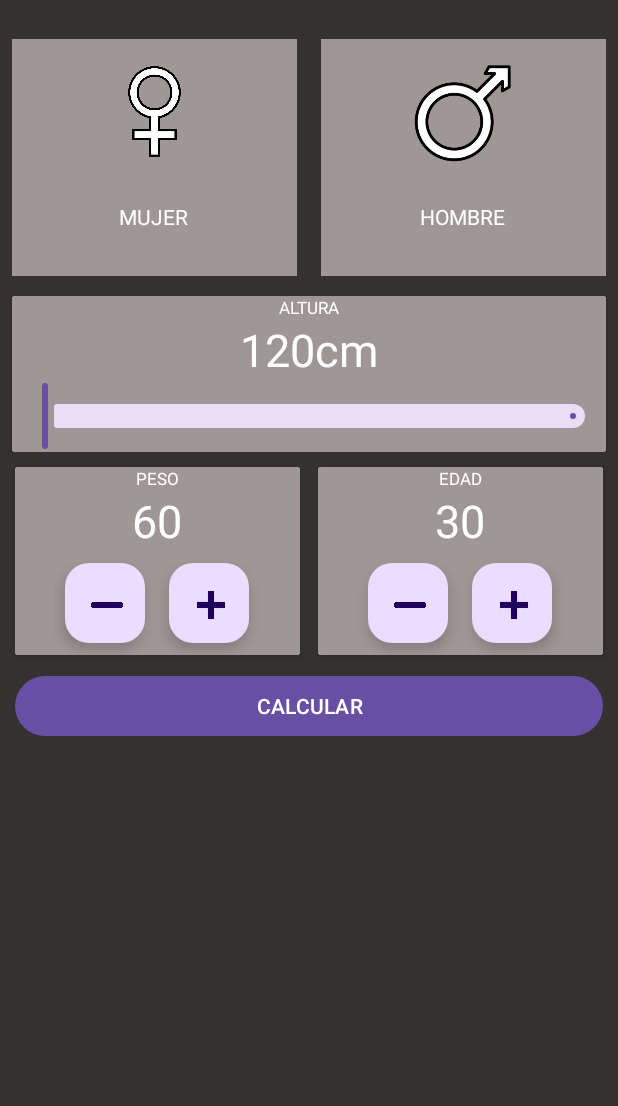
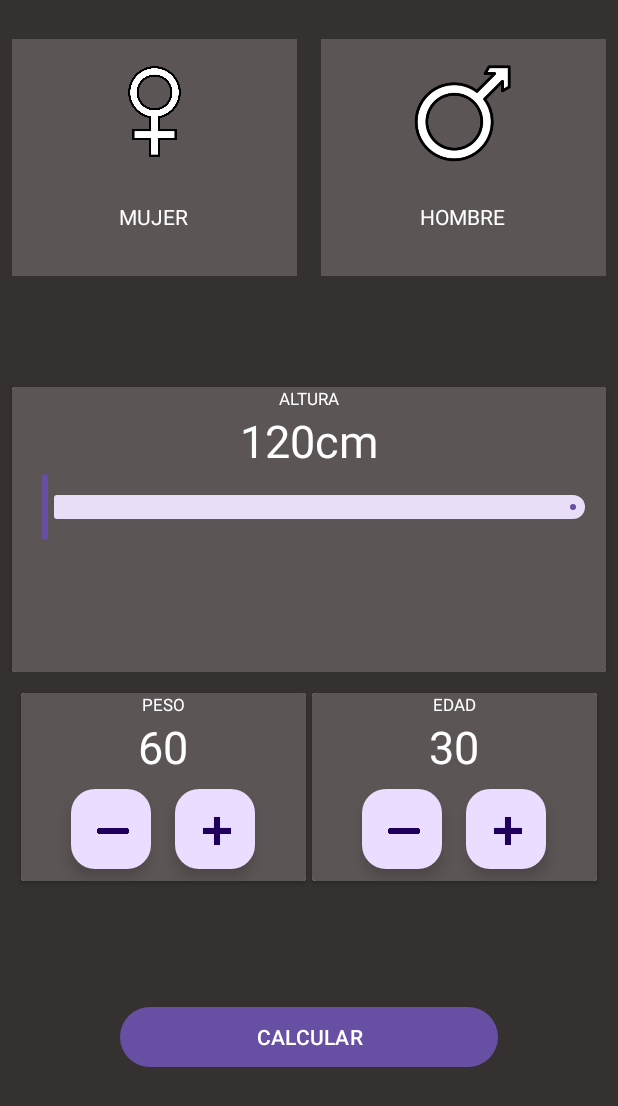
Before and after one commit to JulioAntelo/Actividad_04_PMDM, an Android app: the screen it shows after launch (MainActivity), on a phone screen of 412 x 824 dp. Shown: the top 1106 px of the screen. Run offline under Robolectric (Android 15) with nearby library versions, the phone set to English and light mode, and no system bars.

Commit message:
cambio al diseño (colores un poco mas oscuros de fondos, panel de la altura con el slider mas grande, falta acomodar las cosas del panel de altura)

```diff
--- a/app/src/main/res/layout/activity_main.xml
+++ b/app/src/main/res/layout/activity_main.xml
@@ -13,7 +13,7 @@
         android:layout_height="158dp"
         android:layout_marginStart="8dp"
         android:layout_marginTop="26dp"
-        android:background="#9F9696"
+        android:background="#5C5555"
         app:layout_constraintStart_toStartOf="parent"
         app:layout_constraintTop_toTopOf="parent">
 
@@ -58,7 +58,7 @@
         android:layout_marginStart="16dp"
         android:layout_marginTop="26dp"
         android:layout_marginEnd="8dp"
-        android:background="#9F9696"
+        android:background="#5C5555"
         app:layout_constraintEnd_toEndOf="parent"
         app:layout_constraintStart_toEndOf="@+id/constraintLayout"
         app:layout_constraintTop_toTopOf="parent">
@@ -103,8 +103,7 @@
         android:id="@+id/constraintLayout3"
         android:layout_width="0dp"
         android:layout_height="wrap_content"
-        android:layout_marginTop="189dp"
-        android:layout_marginBottom="24dp"
+        android:layout_marginTop="250dp"
         app:layout_constraintEnd_toEndOf="parent"
         app:layout_constraintStart_toStartOf="parent"
         app:layout_constraintTop_toTopOf="parent">
@@ -121,8 +120,8 @@
 
             <LinearLayout
                 android:layout_width="match_parent"
-                android:layout_height="match_parent"
-                android:background="#9F9696"
+                android:layout_height="190dp"
+                android:background="#5C5555"
                 android:orientation="vertical">
 
                 <TextView
@@ -146,6 +145,7 @@
                     android:id="@+id/slider"
                     android:layout_width="wrap_content"
                     android:layout_height="wrap_content"
+                    android:layout_gravity="bottom|center|center_horizontal"
                     android:contentDescription="sadas" />
             </LinearLayout>
         </androidx.cardview.widget.CardView>
@@ -155,15 +155,16 @@
         android:id="@+id/cardView6"
         android:layout_width="190dp"
         android:layout_height="125dp"
-        android:layout_margin="10dp"
-        app:layout_constraintLeft_toLeftOf="parent"
+        android:layout_margin="14dp"
+        android:layout_marginStart="10dp"
+        app:layout_constraintStart_toStartOf="parent"
         app:layout_constraintTop_toBottomOf="@id/constraintLayout3">
+
         <LinearLayout
             android:layout_width="match_parent"
             android:layout_height="wrap_content"
-            android:orientation="vertical"
-            android:background="#9F9696"
-            >
+            android:background="#5C5555"
+            android:orientation="vertical">
 
             <TextView
                 android:layout_width="wrap_content"
@@ -171,7 +172,7 @@
                 android:layout_gravity="center_horizontal"
                 android:text="@string/txtPeso"
                 android:textColor="@color/white"
-                android:textSize="11sp"/>
+                android:textSize="11sp" />
 
             <TextView
                 android:layout_width="wrap_content"
@@ -179,7 +180,7 @@
                 android:layout_gravity="center_horizontal"
                 android:text="@string/ValPeso"
                 android:textColor="@color/white"
-                android:textSize="30sp"/>
+                android:textSize="30sp" />
 
             <LinearLayout
                 android:layout_width="wrap_content"
@@ -191,31 +192,34 @@
                     android:layout_width="wrap_content"
                     android:layout_height="wrap_content"
                     android:layout_margin="8dp"
-                    android:src="@drawable/minus"
-                    android:importantForAccessibility="no" />
+                    android:background="#FF9E9C9C"
+                    android:importantForAccessibility="no"
+                    android:src="@drawable/minus" />
 
                 <com.google.android.material.floatingactionbutton.FloatingActionButton
                     android:layout_width="wrap_content"
                     android:layout_height="wrap_content"
                     android:layout_margin="8dp"
-                    android:src="@drawable/plus"
-                    android:importantForAccessibility="no" />
+                    android:background="#FF9E9C9C"
+                    android:importantForAccessibility="no"
+                    android:src="@drawable/plus" />
             </LinearLayout>
         </LinearLayout>
     </androidx.cardview.widget.CardView>
+
     <androidx.cardview.widget.CardView
         android:id="@+id/cardView7"
         android:layout_width="190dp"
         android:layout_height="125dp"
-        android:layout_margin="10dp"
+        android:layout_margin="14dp"
         app:layout_constraintRight_toRightOf="parent"
-        app:layout_constraintTop_toBottomOf="@id/constraintLayout3"
-        >
+        app:layout_constraintTop_toBottomOf="@id/constraintLayout3">
+
         <LinearLayout
             android:layout_width="match_parent"
             android:layout_height="wrap_content"
-            android:orientation="vertical"
-            android:background="#9F9696">
+            android:background="#5C5555"
+            android:orientation="vertical">
 
             <TextView
                 android:layout_width="wrap_content"
@@ -223,7 +227,7 @@
                 android:layout_gravity="center_horizontal"
                 android:text="@string/txtEdad"
                 android:textColor="@color/white"
-                android:textSize="11sp"/>
+                android:textSize="11sp" />
 
             <TextView
                 android:layout_width="wrap_content"
@@ -231,7 +235,7 @@
                 android:layout_gravity="center_horizontal"
                 android:text="@string/ValEdad"
                 android:textColor="@color/white"
-                android:textSize="30sp"/>
+                android:textSize="30sp" />
 
             <LinearLayout
                 android:layout_width="wrap_content"
@@ -244,23 +248,27 @@
                     android:layout_height="wrap_content"
                     android:layout_gravity="center"
                     android:layout_margin="8dp"
-                    android:src="@drawable/minus"
-                    android:importantForAccessibility="no" />
+                    android:background="#FF9E9C9C"
+                    android:importantForAccessibility="no"
+                    android:src="@drawable/minus" />
 
                 <com.google.android.material.floatingactionbutton.FloatingActionButton
                     android:layout_width="wrap_content"
                     android:layout_height="wrap_content"
                     android:layout_gravity="center"
                     android:layout_margin="8dp"
-                    android:src="@drawable/plus"
-                    android:importantForAccessibility="no" />
+                    android:background="#FF9E9C9C"
+                    android:importantForAccessibility="no"
+                    android:src="@drawable/plus" />
             </LinearLayout>
         </LinearLayout>
     </androidx.cardview.widget.CardView>
+
     <Button
         android:layout_width="match_parent"
         android:layout_height="wrap_content"
-        android:layout_margin="10dp"
+        android:layout_margin="80dp"
+        android:text="@string/calcular"
         app:layout_constraintTop_toBottomOf="@id/cardView7"
-        android:text="@string/calcular"/>
+        tools:layout_editor_absoluteX="10dp" />
 </androidx.constraintlayout.widget.ConstraintLayout>
```
